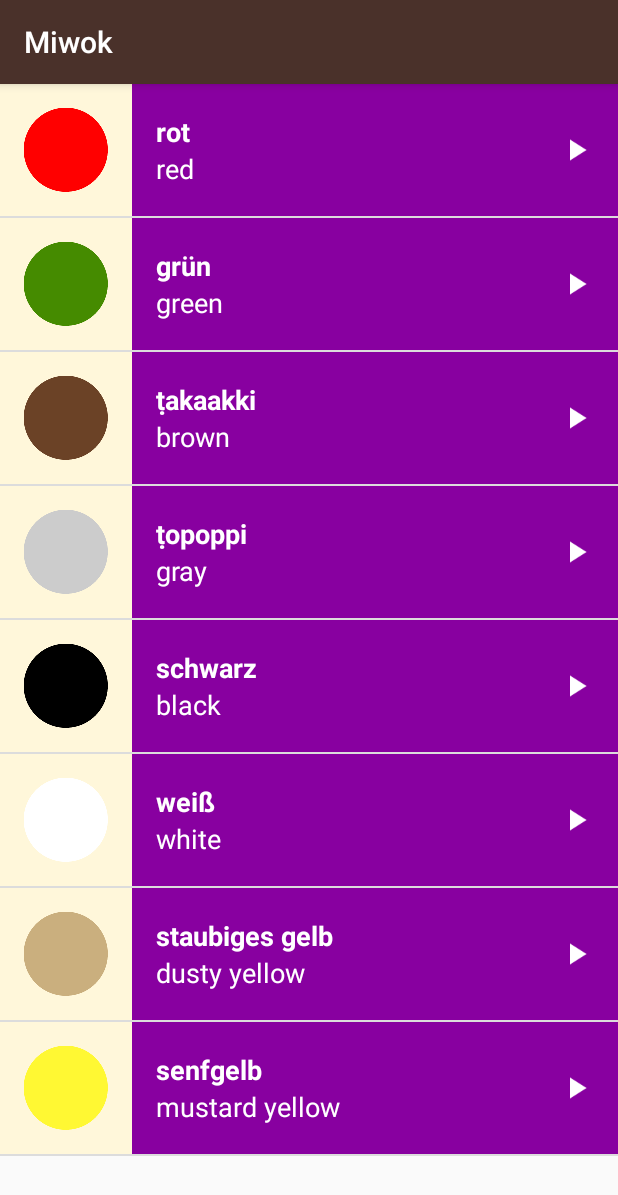
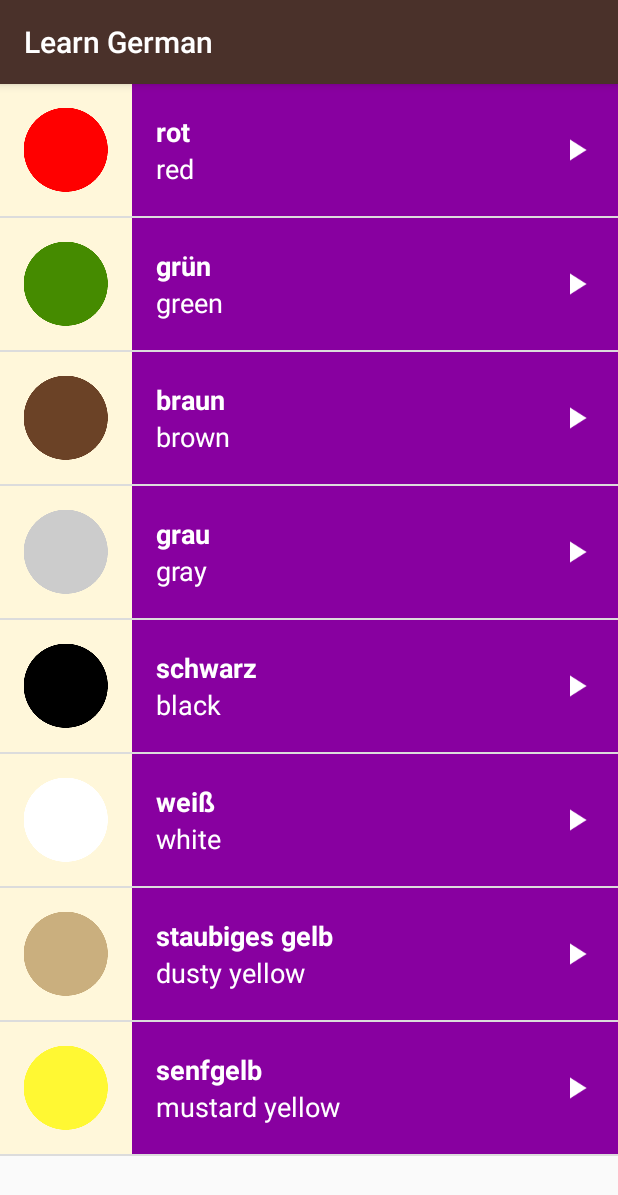
Before and after one commit to ioanzicu/language-app-android, an Android app: the fragment ColorsFragment shown on its own in the app's theme, on a phone screen of 412 x 824 dp. Shown: the top 1195 px of the screen. Run offline under Robolectric (Android 15) with nearby library versions, the phone set to English and light mode, and no system bars.

Commit message:
add german colors translation

```diff
--- a/app/src/main/java/android/example/com/miwok/ColorsFragment.java
+++ b/app/src/main/java/android/example/com/miwok/ColorsFragment.java
@@ -114,8 +114,8 @@ public class ColorsFragment extends Fragment {
 
         words.add(new Word("red", "rot", R.drawable.color_red, R.raw.color_red));
         words.add(new Word("green", "grün", R.drawable.color_green, R.raw.color_green));
-        words.add(new Word("brown", "ṭakaakki", R.drawable.color_brown, R.raw.color_brown));
-        words.add(new Word("gray", "ṭopoppi", R.drawable.color_gray, R.raw.color_gray));
+        words.add(new Word("brown", "braun", R.drawable.color_brown, R.raw.color_brown));
+        words.add(new Word("gray", "grau", R.drawable.color_gray, R.raw.color_gray));
         words.add(new Word("black", "schwarz", R.drawable.color_black, R.raw.color_black));
         words.add(new Word("white", "weiß", R.drawable.color_white, R.raw.color_white));
         words.add(new Word("dusty yellow", "staubiges gelb", R.drawable.color_dusty_yellow, R.raw.color_dusty_yellow));
--- a/app/src/main/res/values/strings.xml
+++ b/app/src/main/res/values/strings.xml
@@ -1,6 +1,6 @@
 <resources>
     <!-- Title for the application. [CHAR LIMIT=12] -->
-    <string name="app_name">Miwok</string>
+    <string name="app_name">Learn German</string>
 
     <!-- Category name for phrases [CHAR LIMIT=20] -->
     <string name="category_phrases">Phrases</string>
```
